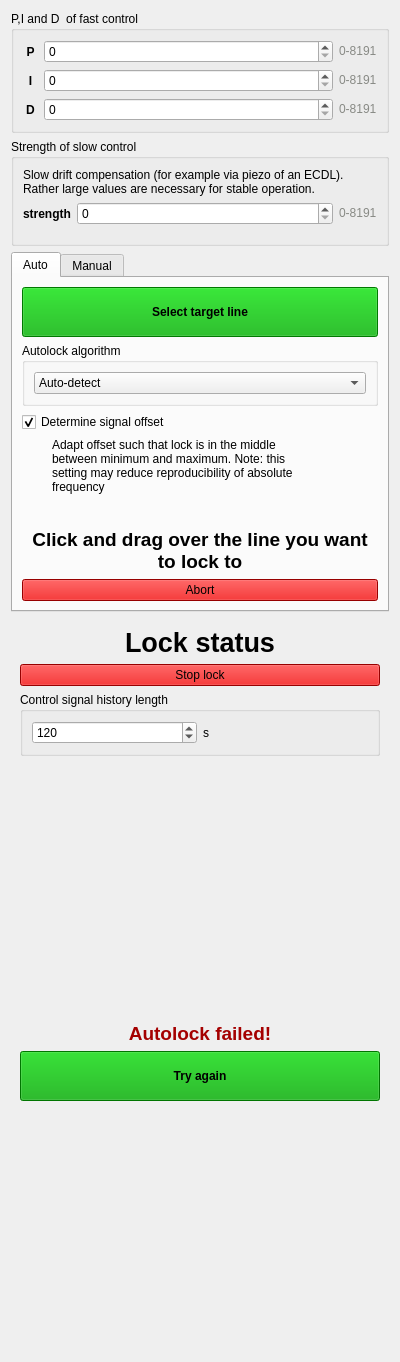
This is linien-gui/linien_gui/ui/locking_panel.ui in linien-org/linien as Qt 5 draws it before an edit. The edited form follows.
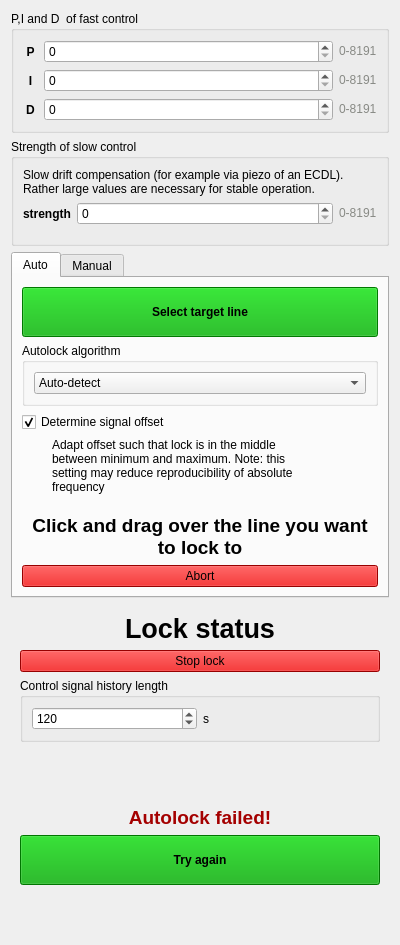
This is the edited form. Custom widgets are drawn as their Qt base class.

The edit to the form file:
```diff
--- a/linien-gui/linien_gui/ui/locking_panel.ui
+++ b/linien-gui/linien_gui/ui/locking_panel.ui
@@ -7,7 +7,7 @@
     <x>0</x>
     <y>0</y>
     <width>400</width>
-    <height>1362</height>
+    <height>945</height>
    </rect>
   </property>
   <property name="sizePolicy">
```
Left out of the diff: 8 changed lines with no effect on the pictures.
